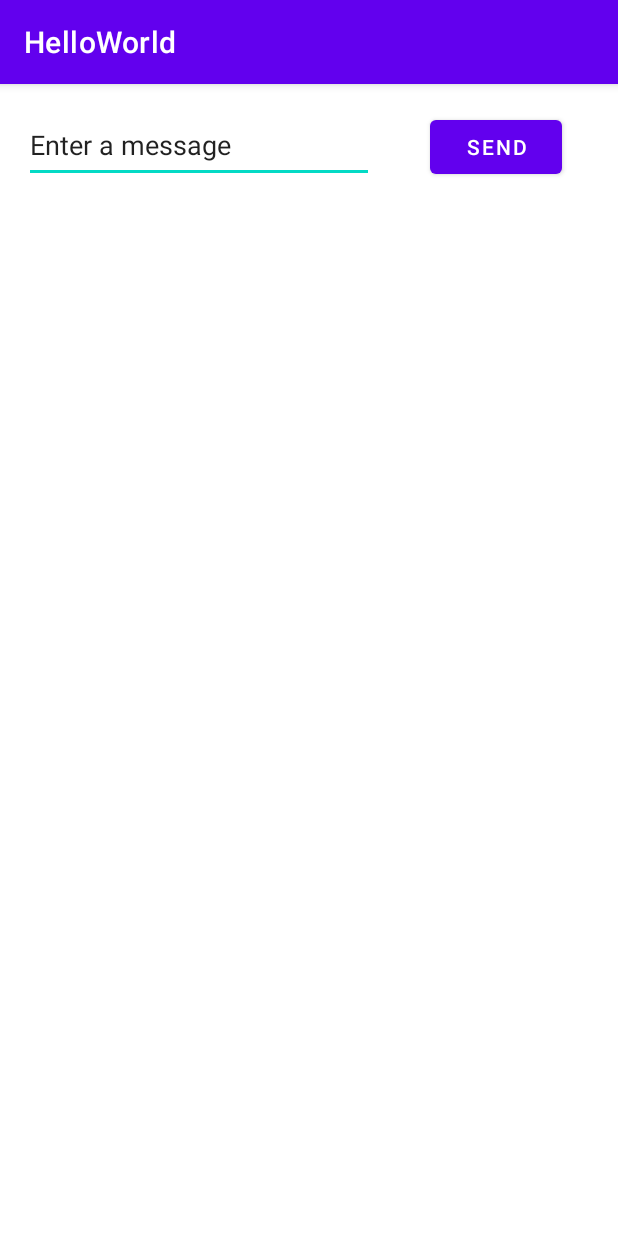
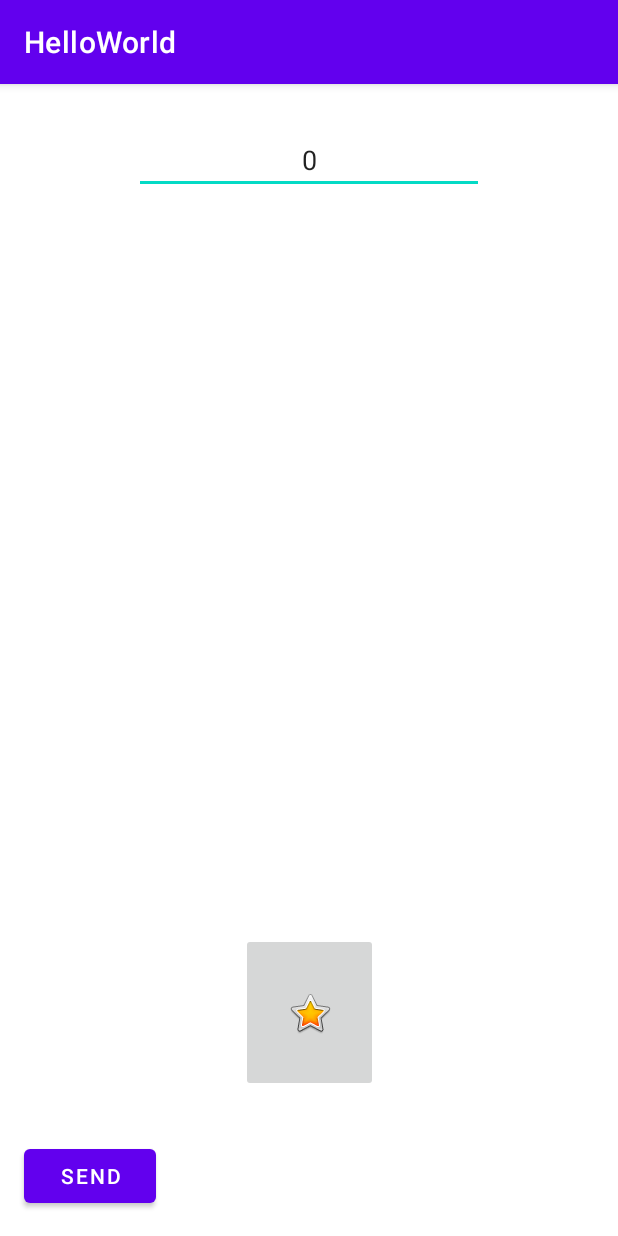
Before and after one commit to AndersonUniversity/rodney-clicker, an Android app: the screen it shows after launch (MainActivity), on a phone screen of 412 x 824 dp. Run offline under Robolectric (Android 15) with nearby library versions, the phone set to English and light mode, and no system bars.

Commit message:
add button that increases a number

```diff
--- a/app/src/main/java/com/example/helloworld/MainActivity.kt
+++ b/app/src/main/java/com/example/helloworld/MainActivity.kt
@@ -1,8 +1,6 @@
 package com.example.helloworld
 
-import android.content.Intent
 import android.os.Bundle
-import android.provider.AlarmClock.EXTRA_MESSAGE
 import android.view.View
 import android.widget.EditText
 import androidx.appcompat.app.AppCompatActivity
@@ -13,13 +11,20 @@ class MainActivity : AppCompatActivity() {
         setContentView(R.layout.activity_main)
     }
 
-    /** Called when the user taps the Send button */
-    fun sendMessage(view: View) {
-        val editText = findViewById<EditText>(R.id.editTextTextPersonName)
-        val message = editText.text.toString()
-        val intent = Intent(this, DisplayMessageActivity::class.java).apply {
-            putExtra(EXTRA_MESSAGE, message)
-        }
-        startActivity(intent)
+//    /** Called when the user taps the Send button */ //TODO change this to shop page
+//    fun sendMessage(view: View) {
+//        val editText = findViewById<EditText>(R.id.editTextTextPersonName)
+//        val message = editText.text.toString()
+//        val intent = Intent(this, DisplayMessageActivity::class.java).apply {
+//            putExtra(EXTRA_MESSAGE, message)
+//        }
+//        startActivity(intent)
+//    }
+
+    /** Called when the user taps the rodney button */
+    fun increaseNum(view: View) {
+        val ravenDollars = findViewById<EditText>(R.id.ravenDollars)
+        val currNum = ravenDollars.text.toString().toInt()
+        ravenDollars.setText((currNum + 1).toString())
     }
 }
--- a/app/src/main/res/layout/activity_main.xml
+++ b/app/src/main/res/layout/activity_main.xml
@@ -7,14 +7,15 @@
     tools:context=".MainActivity">
 
     <EditText
-        android:id="@+id/editTextTextPersonName"
+        android:id="@+id/ravenDollars"
         android:layout_width="233dp"
-        android:layout_height="50dp"
-        android:layout_marginStart="16dp"
-        android:layout_marginTop="16dp"
+        android:layout_height="wrap_content"
+        android:layout_marginTop="28dp"
         android:ems="10"
         android:inputType="textPersonName"
-        android:text="@string/edit_message"
+        android:text="0"
+        android:textAlignment="center"
+        app:layout_constraintEnd_toEndOf="parent"
         app:layout_constraintStart_toStartOf="parent"
         app:layout_constraintTop_toTopOf="parent" />
 
@@ -23,10 +24,19 @@
         android:layout_width="wrap_content"
         android:layout_height="wrap_content"
         android:layout_marginStart="16dp"
-        android:layout_marginEnd="16dp"
-        android:onClick="sendMessage"
+        android:layout_marginBottom="16dp"
         android:text="@string/button_send"
-        app:layout_constraintBaseline_toBaselineOf="@+id/editTextTextPersonName"
+        app:layout_constraintBottom_toBottomOf="parent"
+        app:layout_constraintStart_toStartOf="parent" />
+
+    <ImageButton
+        android:id="@+id/ravenButton"
+        android:layout_width="91dp"
+        android:layout_height="106dp"
+        android:layout_marginBottom="96dp"
+        android:onClick="increaseNum"
+        app:layout_constraintBottom_toBottomOf="parent"
         app:layout_constraintEnd_toEndOf="parent"
-        app:layout_constraintStart_toEndOf="@+id/editTextTextPersonName" />
+        app:layout_constraintStart_toStartOf="parent"
+        app:srcCompat="@android:drawable/btn_star_big_on" />
 </androidx.constraintlayout.widget.ConstraintLayout>
```
